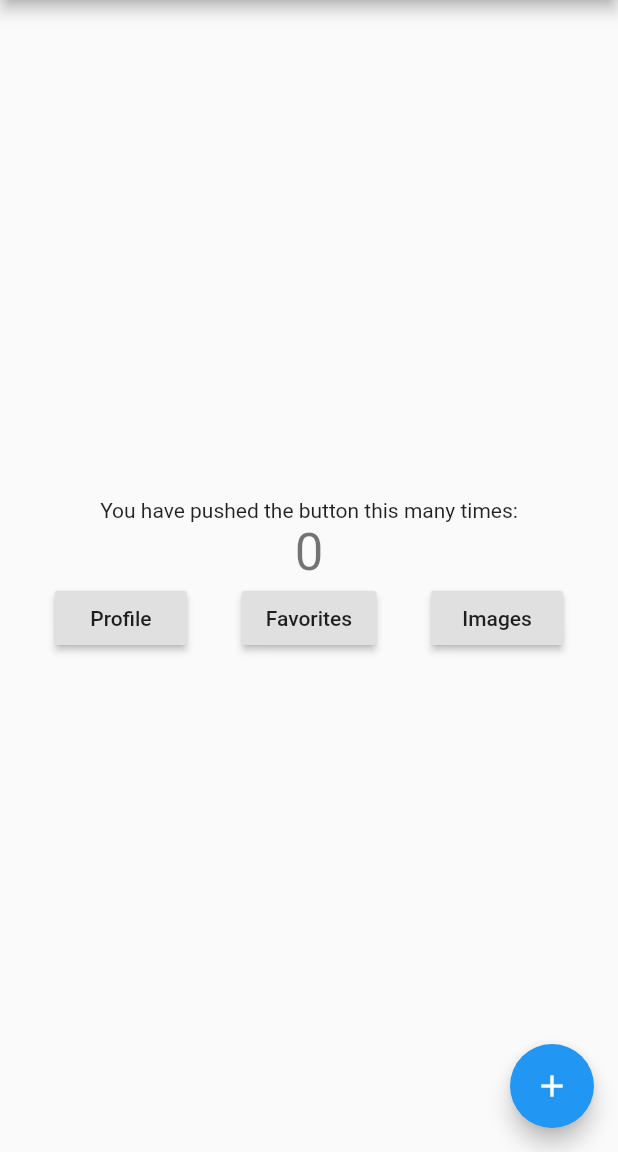
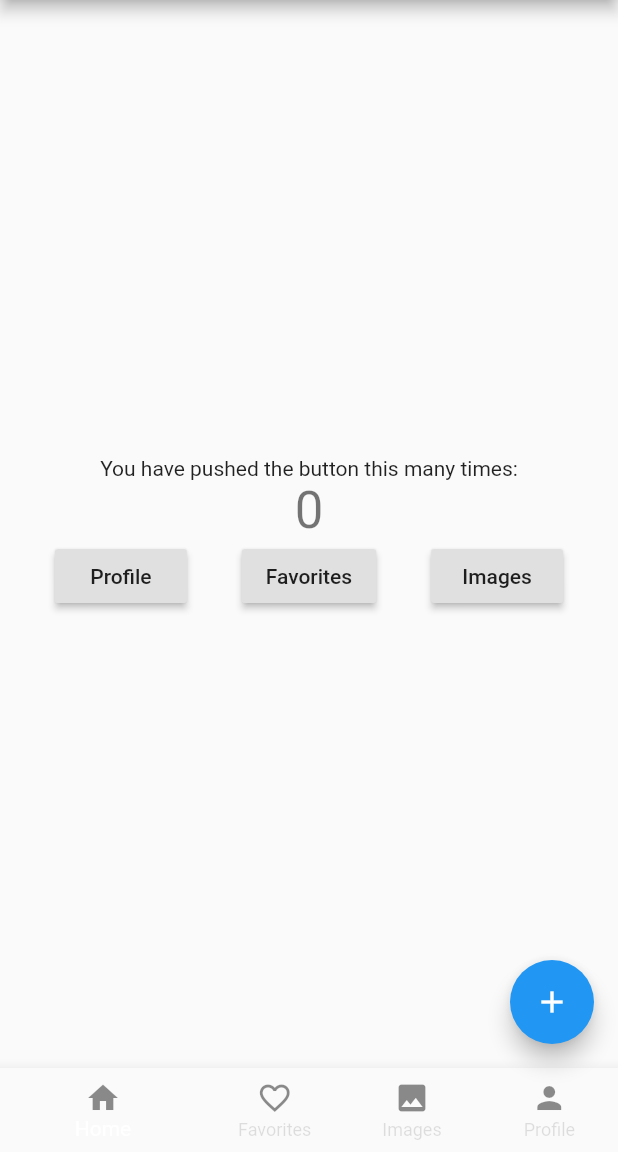
Before and after one commit to 0biWanKenobi/flowing_river, a Flutter app: the screen it shows after launch, on a phone screen of 412 x 824 dp, the part 84-1236 px from its top. Run offline on Flutter 3.47's test engine with Material 2 defaults, Android fonts, the phone set to English and light mode, and no system bars; our stand-ins replace flutter_hooks, hooks_riverpod, state_notifier.

Commit message:
Bottom navigation bar with indexedstack

```diff
--- a/lib/main.dart
+++ b/lib/main.dart
@@ -1,3 +1,4 @@
+import 'package:flowing_river/ui/bottom_navigation.dart';
 import 'package:flutter/material.dart';
 import 'package:flutter_hooks/flutter_hooks.dart';
 import 'package:hooks_riverpod/hooks_riverpod.dart';
@@ -43,16 +44,40 @@ class MyHomePage extends HookWidget {
 
   @override
   Widget build(BuildContext context) {
+    final screen = useProvider(currentScreen);
+
     return Scaffold(
       appBar: AppBar(
         title: Text(title),
       ),
-      body: HomeScreen(),
+      body: IndexedStack(
+        index: screen.state,
+        children:
+            screenList.values.map((appScreen) => appScreen.screen).toList(),
+      ),
       floatingActionButton: FloatingActionButton(
         onPressed: () => _incrementCounter(context),
         tooltip: 'Increment',
         child: Icon(Icons.add),
-      ), // This trailing comma makes auto-formatting nicer for build methods.
+      ),
+      bottomNavigationBar: BottomNavigationBar(
+        onTap: (index) => screen.state = index,
+        unselectedItemColor: Colors.black12,
+        showUnselectedLabels: true,
+        currentIndex: screen.state,
+        items: screenList.values
+            .map((appScreen) => BottomNavigationBarItem(
+                  icon: Icon(
+                    appScreen.iconData,
+                    color: Colors.black45,
+                  ),
+                  title: Text(
+                    appScreen.name,
+                    style: TextStyle(color: Colors.black45),
+                  ),
+                ))
+            .toList(),
+      ),
     );
   }
 }
--- /dev/null
+++ b/lib/ui/bottom_navigation.dart
@@ -0,0 +1,35 @@
+import 'package:flowing_river/ui/screens/favorites_screen.dart';
+import 'package:flowing_river/ui/screens/home_screen.dart';
+import 'package:flowing_river/ui/screens/images_screen.dart';
+import 'package:flowing_river/ui/screens/profile_screen.dart';
+import 'package:flutter/cupertino.dart';
+import 'package:flutter/material.dart';
+import 'package:hooks_riverpod/hooks_riverpod.dart';
+
+enum ScreenType { Home, Favorites, Images, Profile }
+
+class AppScreen {
+  final ScreenType type;
+  final String name;
+  final Widget screen;
+  final IconData iconData;
+
+  AppScreen(this.type, this.name, this.iconData, this.screen);
+}
+
+final Map<ScreenType, AppScreen> screenList = {
+  ScreenType.Home: AppScreen(ScreenType.Home, 'Home', Icons.home, HomeScreen()),
+  ScreenType.Favorites: AppScreen(ScreenType.Favorites, 'Favorites',
+      Icons.favorite_border, FavoritesScreen()),
+  ScreenType.Images:
+      AppScreen(ScreenType.Images, 'Images', Icons.image, ImagesScreen()),
+  ScreenType.Profile:
+      AppScreen(ScreenType.Profile, 'Profile', Icons.person, ProfileScreen()),
+};
+
+final currentScreen = StateProvider<int>((ref) => 0);
+
+final currentScreenProvider = Provider<AppScreen>((ref) {
+  final index = ref.watch(currentScreen).state;
+  return screenList[ScreenType.values[index]];
+});
```
